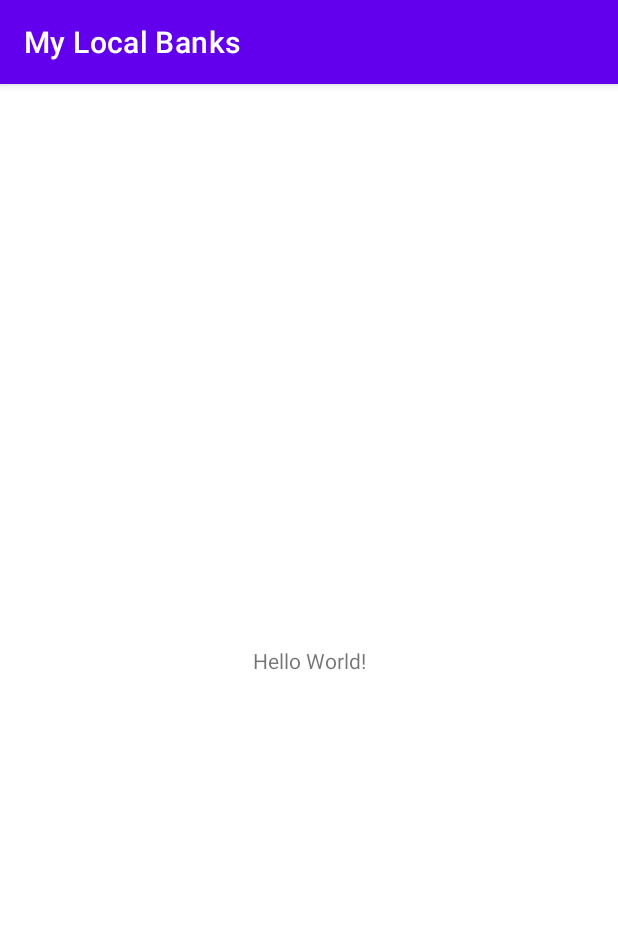
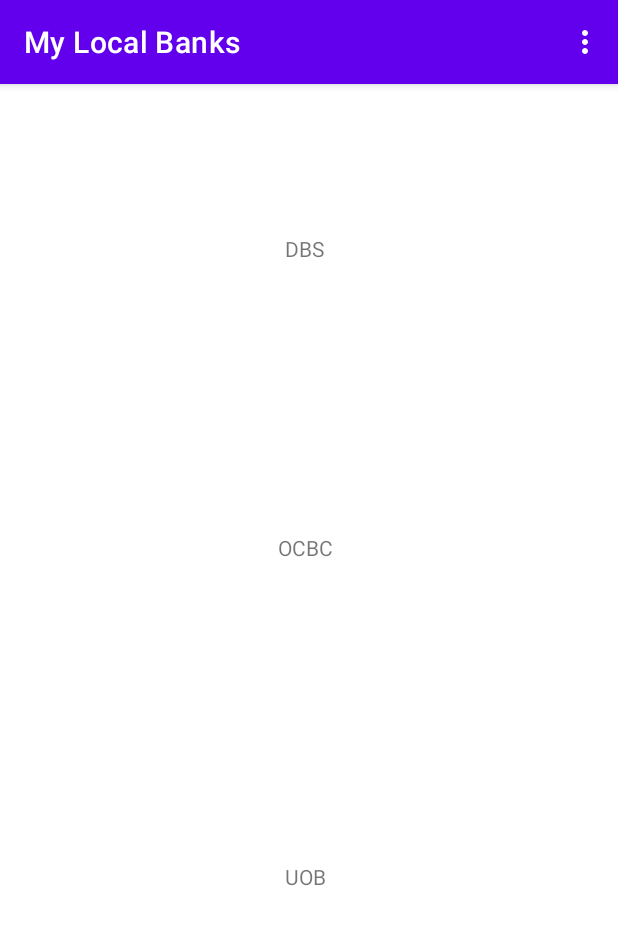
Before and after one commit to CheongFrancine/MyLocalBanks, an Android app: the screen it shows after launch (MainActivity), on a phone screen of 412 x 824 dp. Shown: the top 925 px of the screen. Run offline under Robolectric (Android 15) with nearby library versions, the phone set to English and light mode, and no system bars.

Commit message:
2nd commit

```diff
--- a/app/src/main/AndroidManifest.xml
+++ b/app/src/main/AndroidManifest.xml
@@ -1,6 +1,8 @@
 <?xml version="1.0" encoding="utf-8"?>
 <manifest xmlns:android="http://schemas.android.com/apk/res/android"
     package="sg.edu.rp.c346.id20020509.mylocalbanks">
+
+    <uses-permission android:name="android.permission.CALL_PHONE" />
 
     <application
         android:allowBackup="true"
--- a/app/src/main/res/layout/activity_main.xml
+++ b/app/src/main/res/layout/activity_main.xml
@@ -1,18 +1,37 @@
 <?xml version="1.0" encoding="utf-8"?>
-<androidx.constraintlayout.widget.ConstraintLayout xmlns:android="http://schemas.android.com/apk/res/android"
+<LinearLayout xmlns:android="http://schemas.android.com/apk/res/android"
     xmlns:app="http://schemas.android.com/apk/res-auto"
     xmlns:tools="http://schemas.android.com/tools"
     android:layout_width="match_parent"
     android:layout_height="match_parent"
+    android:orientation="vertical"
     tools:context=".MainActivity">
 
     <TextView
+        android:id="@+id/tvDBS"
         android:layout_width="wrap_content"
         android:layout_height="wrap_content"
-        android:text="Hello World!"
-        app:layout_constraintBottom_toBottomOf="parent"
-        app:layout_constraintLeft_toLeftOf="parent"
-        app:layout_constraintRight_toRightOf="parent"
-        app:layout_constraintTop_toTopOf="parent" />
+        android:layout_marginStart="190dp"
+        android:layout_marginLeft="190dp"
+        android:layout_marginTop="100dp"
+        android:text="@string/dbs" />
 
-</androidx.constraintlayout.widget.ConstraintLayout>
+    <TextView
+        android:id="@+id/tvOCBC"
+        android:layout_width="wrap_content"
+        android:layout_height="wrap_content"
+        android:layout_marginStart="185dp"
+        android:layout_marginLeft="185dp"
+        android:layout_marginTop="180dp"
+        android:text="@string/ocbc" />
+
+    <TextView
+        android:id="@+id/tvUOB"
+        android:layout_width="wrap_content"
+        android:layout_height="wrap_content"
+        android:layout_marginStart="190dp"
+        android:layout_marginLeft="190dp"
+        android:layout_marginTop="200dp"
+        android:text="@string/uob" />
+
+</LinearLayout>
--- /dev/null
+++ b/app/src/main/res/menu/menu_main.xml
@@ -0,0 +1,11 @@
+<?xml version="1.0" encoding="utf-8"?>
+<menu xmlns:android="http://schemas.android.com/apk/res/android">
+    <item
+        android:id="@+id/EnglishSelection"
+        android:orderInCategory="100"
+        android:title="@string/english" />
+    <item
+        android:id="@+id/ChineseSelection"
+        android:orderInCategory="101"
+        android:title="@string/chinese" />
+</menu>
--- a/app/src/main/res/values/strings.xml
+++ b/app/src/main/res/values/strings.xml
@@ -1,3 +1,8 @@
 <resources>
     <string name="app_name">My Local Banks</string>
+    <string name="dbs">DBS</string>
+    <string name="ocbc">OCBC</string>
+    <string name="uob">UOB</string>
+    <string name="english">English</string>
+    <string name="chinese">Chinese</string>
 </resources>
```
Also changed, not shown: app/src/main/java/sg/edu/rp/c346/id20020509/mylocalbanks/MainActivity.java (+120 -0 lines).
